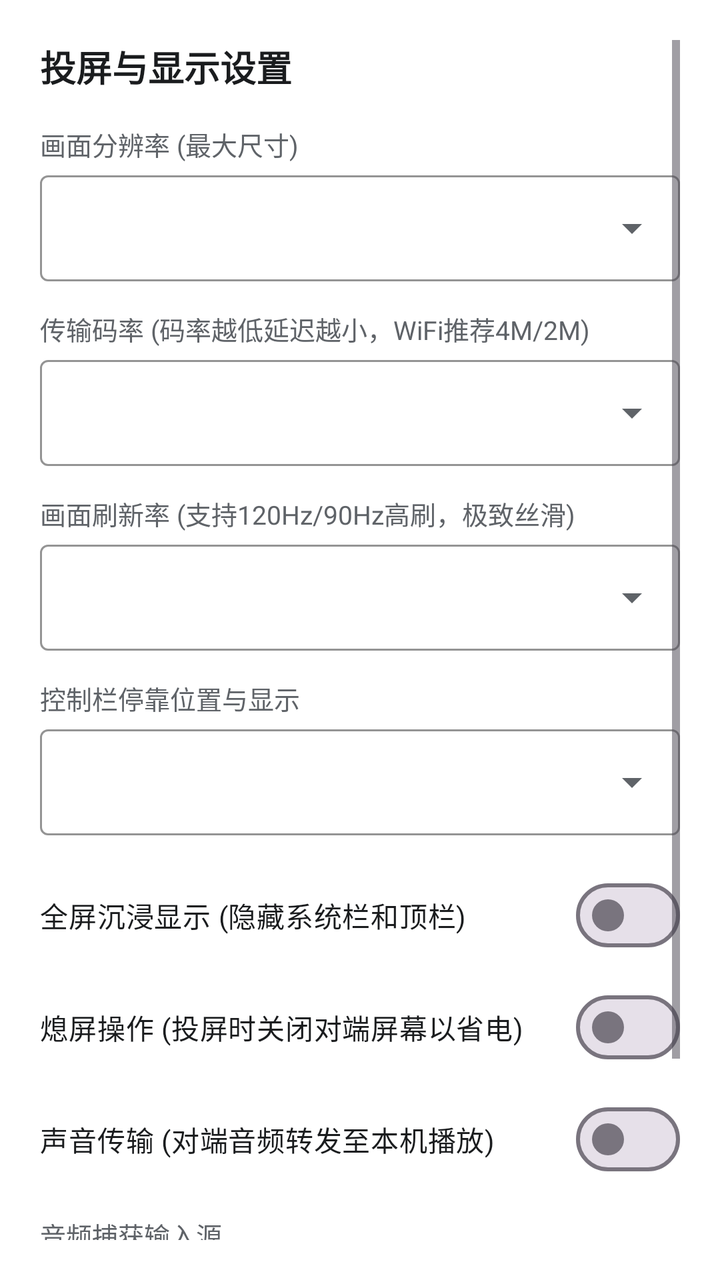
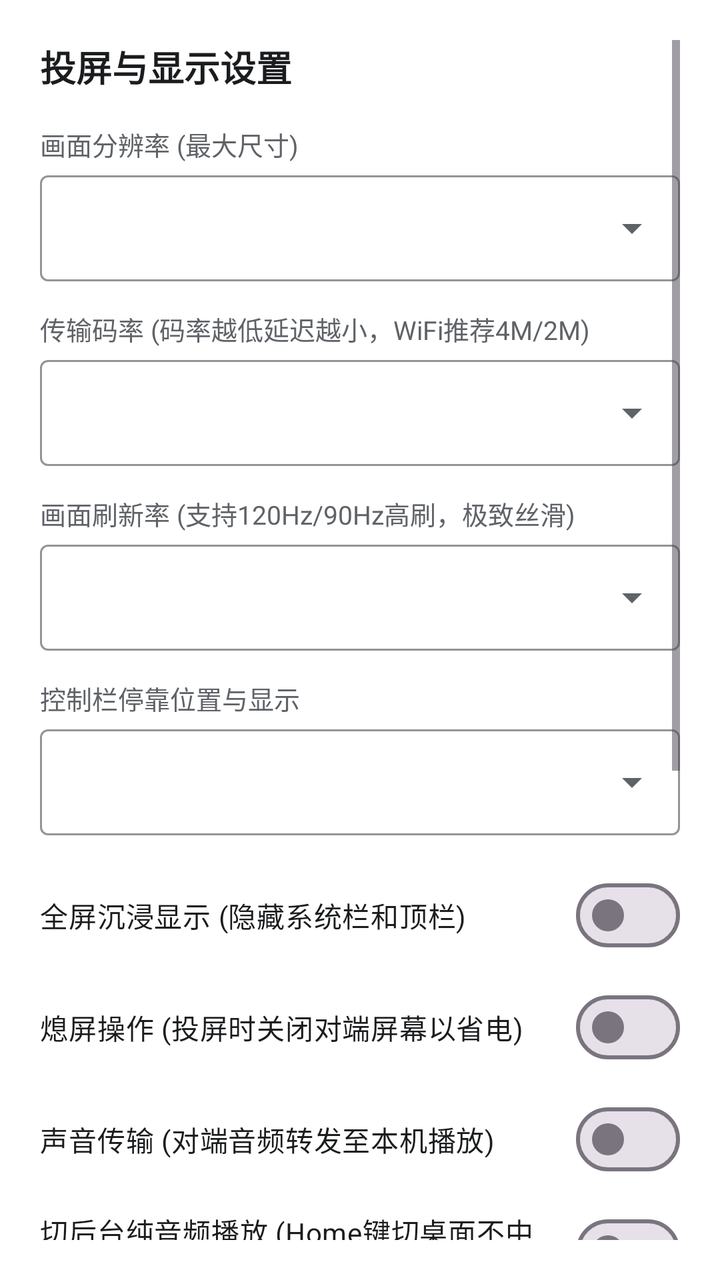

The first picture is an Android layout as it rendered before a commit; the second is the same layout after the commit. The layout source and the unified diff follow.
<!-- AndroidManifest.xml: application theme Theme.ADBToolbox -->
<!-- res/layout/dialog_scrcpy_settings.xml -->
<?xml version="1.0" encoding="utf-8"?>
<ScrollView xmlns:android="http://schemas.android.com/apk/res/android"
    xmlns:app="http://schemas.android.com/apk/res-auto"
    android:layout_width="match_parent"
    android:layout_height="wrap_content"
    android:background="@color/surface"
    android:padding="20dp">

    <LinearLayout
        android:layout_width="match_parent"
        android:layout_height="wrap_content"
        android:orientation="vertical">

        <TextView
            android:layout_width="wrap_content"
            android:layout_height="wrap_content"
            android:text="投屏与显示设置"
            android:textColor="@color/text_primary"
            android:textSize="18sp"
            android:textStyle="bold" />

        
        <TextView
            android:layout_width="wrap_content"
            android:layout_height="wrap_content"
            android:layout_marginTop="16dp"
            android:text="画面分辨率 (最大尺寸)"
            android:textColor="@color/text_secondary"
            android:textSize="13sp" />

        <com.google.android.material.textfield.TextInputLayout
            android:id="@+id/layoutResolution"
            style="@style/Widget.Material3.TextInputLayout.OutlinedBox.ExposedDropdownMenu"
            android:layout_width="match_parent"
            android:layout_height="wrap_content"
            android:layout_marginTop="6dp"
            app:boxStrokeColor="@color/primary"
            app:endIconTint="@color/text_secondary"
            app:hintEnabled="false">

            <com.google.android.material.textfield.MaterialAutoCompleteTextView
                android:id="@+id/actvResolution"
                android:layout_width="match_parent"
                android:layout_height="wrap_content"
                android:ellipsize="end"
                android:gravity="center_vertical"
                android:inputType="none"
                android:singleLine="true"
                android:textColor="@color/text_primary"
                android:textSize="14sp" />
        </com.google.android.material.textfield.TextInputLayout>

        
        <TextView
            android:layout_width="wrap_content"
            android:layout_height="wrap_content"
            android:layout_marginTop="14dp"
            android:text="传输码率 (码率越低延迟越小，WiFi推荐4M/2M)"
            android:textColor="@color/text_secondary"
            android:textSize="13sp" />

        <com.google.android.material.textfield.TextInputLayout
            android:id="@+id/layoutBitrate"
            style="@style/Widget.Material3.TextInputLayout.OutlinedBox.ExposedDropdownMenu"
            android:layout_width="match_parent"
            android:layout_height="wrap_content"
            android:layout_marginTop="6dp"
            app:boxStrokeColor="@color/primary"
            app:endIconTint="@color/text_secondary"
            app:hintEnabled="false">

            <com.google.android.material.textfield.MaterialAutoCompleteTextView
                android:id="@+id/actvBitrate"
                android:layout_width="match_parent"
                android:layout_height="wrap_content"
                android:ellipsize="end"
                android:gravity="center_vertical"
                android:inputType="none"
                android:singleLine="true"
                android:textColor="@color/text_primary"
                android:textSize="14sp" />
        </com.google.android.material.textfield.TextInputLayout>

        
        <TextView
            android:layout_width="wrap_content"
            android:layout_height="wrap_content"
            android:layout_marginTop="14dp"
            android:text="画面刷新率 (支持120Hz/90Hz高刷，极致丝滑)"
            android:textColor="@color/text_secondary"
            android:textSize="13sp" />

        <com.google.android.material.textfield.TextInputLayout
            android:id="@+id/layoutFps"
            style="@style/Widget.Material3.TextInputLayout.OutlinedBox.ExposedDropdownMenu"
            android:layout_width="match_parent"
            android:layout_height="wrap_content"
            android:layout_marginTop="6dp"
            app:boxStrokeColor="@color/primary"
            app:endIconTint="@color/text_secondary"
            app:hintEnabled="false">

            <com.google.android.material.textfield.MaterialAutoCompleteTextView
                android:id="@+id/actvFps"
                android:layout_width="match_parent"
                android:layout_height="wrap_content"
                android:ellipsize="end"
                android:gravity="center_vertical"
                android:inputType="none"
                android:singleLine="true"
                android:textColor="@color/text_primary"
                android:textSize="14sp" />
        </com.google.android.material.textfield.TextInputLayout>

        
        <TextView
            android:layout_width="wrap_content"
            android:layout_height="wrap_content"
            android:layout_marginTop="14dp"
            android:text="控制栏停靠位置与显示"
            android:textColor="@color/text_secondary"
            android:textSize="13sp" />

        <com.google.android.material.textfield.TextInputLayout
            android:id="@+id/layoutNavPosition"
            style="@style/Widget.Material3.TextInputLayout.OutlinedBox.ExposedDropdownMenu"
            android:layout_width="match_parent"
            android:layout_height="wrap_content"
            android:layout_marginTop="6dp"
            app:boxStrokeColor="@color/primary"
            app:endIconTint="@color/text_secondary"
            app:hintEnabled="false">

            <com.google.android.material.textfield.MaterialAutoCompleteTextView
                android:id="@+id/actvNavPosition"
                android:layout_width="match_parent"
                android:layout_height="wrap_content"
                android:ellipsize="end"
                android:gravity="center_vertical"
                android:inputType="none"
                android:singleLine="true"
                android:textColor="@color/text_primary"
                android:textSize="14sp" />
        </com.google.android.material.textfield.TextInputLayout>

        
        <com.google.android.material.materialswitch.MaterialSwitch
            android:id="@+id/switchFullscreen"
            android:layout_width="match_parent"
            android:layout_height="wrap_content"
            android:layout_marginTop="16dp"
            android:text="全屏沉浸显示 (隐藏系统栏和顶栏)"
            android:textColor="@color/text_primary" />

        <com.google.android.material.materialswitch.MaterialSwitch
            android:id="@+id/switchScreenOff"
            android:layout_width="match_parent"
            android:layout_height="wrap_content"
            android:layout_marginTop="8dp"
            android:text="熄屏操作 (投屏时关闭对端屏幕以省电)"
            android:textColor="@color/text_primary" />

        <com.google.android.material.materialswitch.MaterialSwitch
            android:id="@+id/switchAudioForward"
            android:layout_width="match_parent"
            android:layout_height="wrap_content"
            android:layout_marginTop="8dp"
            android:text="声音传输 (对端音频转发至本机播放)"
            android:textColor="@color/text_primary" />

        
        <TextView
            android:id="@+id/tvAudioSourceTitle"
            android:layout_width="wrap_content"
            android:layout_height="wrap_content"
            android:layout_marginTop="14dp"
            android:text="音频捕获输入源"
            android:textColor="@color/text_secondary"
            android:textSize="13sp" />

        <com.google.android.material.textfield.TextInputLayout
            android:id="@+id/layoutAudioSource"
            style="@style/Widget.Material3.TextInputLayout.OutlinedBox.ExposedDropdownMenu"
            android:layout_width="match_parent"
            android:layout_height="wrap_content"
            android:layout_marginTop="6dp"
            app:boxStrokeColor="@color/primary"
            app:endIconTint="@color/text_secondary"
            app:hintEnabled="false">

            <com.google.android.material.textfield.MaterialAutoCompleteTextView
                android:id="@+id/actvAudioSource"
                android:layout_width="match_parent"
                android:layout_height="wrap_content"
                android:ellipsize="end"
                android:gravity="center_vertical"
                android:inputType="none"
                android:singleLine="true"
                android:textColor="@color/text_primary"
                android:textSize="14sp" />
        </com.google.android.material.textfield.TextInputLayout>

        <com.google.android.material.button.MaterialButton
            android:id="@+id/btnApplySettings"
            android:layout_width="match_parent"
            android:layout_height="wrap_content"
            android:layout_marginTop="20dp"
            android:text="应用并生效"
            android:textColor="@color/on_primary"
            app:backgroundTint="@color/primary" />

    </LinearLayout>

</ScrollView>
<!-- resources referenced by this layout -->
<resources>
  <color name="on_primary">#FFFFFF</color>
  <color name="primary">#1E88E5</color>
  <color name="surface">#FFFFFF</color>
  <color name="text_primary">#1A1C1E</color>
  <color name="text_secondary">#5F6368</color>
  <style name="Theme.ADBToolbox" parent="Theme.Material3.DayNight.NoActionBar">
          <item name="colorPrimary">@color/primary</item>
          <item name="colorOnPrimary">#FFFFFF</item>
          <item name="colorPrimaryContainer">@color/primary_container</item>
          <item name="colorOnPrimaryContainer">@color/on_primary_container</item>
          <item name="colorSecondary">@color/accent</item>
          <item name="colorSurface">@color/surface</item>
          <item name="colorOnSurface">@color/text_primary</item>
          <item name="android:statusBarColor">@color/surface</item>
          <item name="android:windowLightStatusBar">true</item>
          <item name="android:colorBackground">@color/background</item>
      </style>
  <color name="primary_container">#E3F2FD</color>
  <color name="on_primary_container">#0D47A1</color>
  <color name="accent">#00ACC1</color>
  <color name="background">#F8F9FA</color>
</resources>

<!-- the commit's change to res/layout/dialog_scrcpy_settings.xml (unified diff, before → after) -->
@@ -169,6 +169,88 @@
             android:textColor="@color/text_primary" />
 
         
+        <com.google.android.material.materialswitch.MaterialSwitch
+            android:id="@+id/switchBackgroundAudio"
+            android:layout_width="match_parent"
+            android:layout_height="wrap_content"
+            android:layout_marginTop="8dp"
+            android:text="切后台纯音频播放 (Home键切桌面不中断听歌，暂停传画省电)"
+            android:textColor="@color/text_primary" />
+
+        
+        <com.google.android.material.materialswitch.MaterialSwitch
+            android:id="@+id/switchMuteDevice"
+            android:layout_width="match_parent"
+            android:layout_height="wrap_content"
+            android:layout_marginTop="8dp"
+            android:text="被控端静音外放 (仅本机远端听音，对端扬声器不扰民)"
+            android:textColor="@color/text_primary" />
+
+        
+        <TextView
+            android:id="@+id/tvAudioQualityTitle"
+            android:layout_width="wrap_content"
+            android:layout_height="wrap_content"
+            android:layout_marginTop="14dp"
+            android:text="音频传输与品质模式"
+            android:textColor="@color/text_secondary"
+            android:textSize="13sp" />
+
+        <com.google.android.material.textfield.TextInputLayout
+            android:id="@+id/layoutAudioQuality"
+            style="@style/Widget.Material3.TextInputLayout.OutlinedBox.ExposedDropdownMenu"
+            android:layout_width="match_parent"
+            android:layout_height="wrap_content"
+            android:layout_marginTop="6dp"
+            app:boxStrokeColor="@color/primary"
+            app:endIconTint="@color/text_secondary"
+            app:hintEnabled="false">
+
+            <com.google.android.material.textfield.MaterialAutoCompleteTextView
+                android:id="@+id/actvAudioQuality"
+                android:layout_width="match_parent"
+                android:layout_height="wrap_content"
+                android:ellipsize="end"
+                android:gravity="center_vertical"
+                android:inputType="none"
+                android:singleLine="true"
+                android:textColor="@color/text_primary"
+                android:textSize="14sp" />
+        </com.google.android.material.textfield.TextInputLayout>
+
+        
+        <TextView
+            android:id="@+id/tvAudioGainTitle"
+            android:layout_width="wrap_content"
+            android:layout_height="wrap_content"
+            android:layout_marginTop="14dp"
+            android:text="远端数字音量增益 (被控端静音/微音量时可数码放大)"
+            android:textColor="@color/text_secondary"
+            android:textSize="13sp" />
+
+        <com.google.android.material.textfield.TextInputLayout
+            android:id="@+id/layoutAudioGain"
+            style="@style/Widget.Material3.TextInputLayout.OutlinedBox.ExposedDropdownMenu"
+            android:layout_width="match_parent"
+            android:layout_height="wrap_content"
+            android:layout_marginTop="6dp"
+            app:boxStrokeColor="@color/primary"
+            app:endIconTint="@color/text_secondary"
+            app:hintEnabled="false">
+
+            <com.google.android.material.textfield.MaterialAutoCompleteTextView
+                android:id="@+id/actvAudioGain"
+                android:layout_width="match_parent"
+                android:layout_height="wrap_content"
+                android:ellipsize="end"
+                android:gravity="center_vertical"
+                android:inputType="none"
+                android:singleLine="true"
+                android:textColor="@color/text_primary"
+                android:textSize="14sp" />
+        </com.google.android.material.textfield.TextInputLayout>
+
+        
         <TextView
             android:id="@+id/tvAudioSourceTitle"
             android:layout_width="wrap_content"
